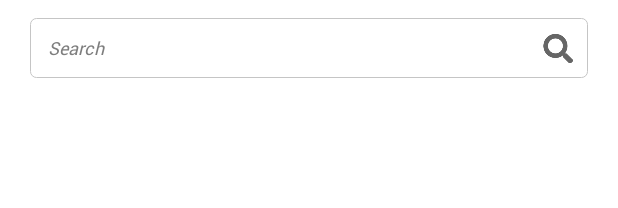
After one commit to yuzutaru/GithubProfile-dagger-Coroutines, an Android app: the layout fragment_main_menu.xml on its own in the app's theme, with its tools: preview values and no code run, on a phone screen of 412 x 824 dp. The commit adds this screen. Shown: the top 208 px of the screen. Run offline under Robolectric (Android 15) with nearby library versions, the phone set to English and light mode, and no system bars.

Commit message:
add jetpack navigation component. link navigation to MainMenuFragment.kt

```diff
--- a/app/build.gradle
+++ b/app/build.gradle
@@ -71,7 +71,10 @@ dependencies {
 
     //Room
     def room_version = "2.4.3"
-
     implementation "androidx.room:room-runtime:$room_version"
     annotationProcessor "androidx.room:room-compiler:$room_version"
+
+    //Navigation
+    implementation 'androidx.navigation:navigation-fragment-ktx:2.5.2'
+    implementation 'androidx.navigation:navigation-ui-ktx:2.5.2'
 }
--- /dev/null
+++ b/app/src/main/res/layout/fragment_main_menu.xml
@@ -0,0 +1,61 @@
+<?xml version="1.0" encoding="utf-8"?>
+<LinearLayout xmlns:android="http://schemas.android.com/apk/res/android"
+    xmlns:app="http://schemas.android.com/apk/res-auto"
+    android:layout_width="match_parent"
+    android:layout_height="match_parent">
+
+    <androidx.appcompat.widget.Toolbar
+        android:id="@+id/toolbar"
+        android:layout_width="match_parent"
+        android:layout_height="?attr/actionBarSize"
+        android:background="@color/white"
+        app:layout_constraintTop_toTopOf="parent"
+        app:layout_constraintStart_toStartOf="parent"
+        app:layout_constraintEnd_toEndOf="parent"
+        android:layout_marginTop="4dp">
+
+        <RelativeLayout
+            android:layout_width="match_parent"
+            android:layout_height="40dp"
+            android:gravity="center_vertical"
+            android:layout_marginHorizontal="20dp">
+
+            <EditText
+                android:id="@+id/search"
+                android:layout_width="match_parent"
+                android:layout_height="match_parent"
+                android:hint="@string/search_hint"
+                android:singleLine="true"
+                android:textColorHint="@color/md_white_100"
+                android:inputType="text"
+                android:imeOptions="actionUnspecified"
+                style="@style/EditTextCustom"
+                android:paddingStart="12dp"
+                android:paddingEnd="54dp"
+                android:layout_centerVertical="true"
+                android:importantForAutofill="no"
+                android:visibility="visible"/>
+
+            <TextView
+                android:id="@+id/title"
+                android:layout_width="wrap_content"
+                android:layout_height="wrap_content"
+                android:textColor="@color/black"
+                android:textSize="16sp"
+                android:text="@string/app_name"
+                android:paddingStart="4dp"
+                android:paddingEnd="8dp"
+                android:layout_centerVertical="true"
+                android:visibility="gone"/>
+
+            <ImageView
+                android:layout_width="wrap_content"
+                android:layout_height="match_parent"
+                android:src="@drawable/ic_search_left"
+                android:layout_centerVertical="true"
+                android:layout_alignParentEnd="true"
+                android:layout_marginEnd="10dp"
+                android:contentDescription="@string/search_icon" />
+        </RelativeLayout>
+    </androidx.appcompat.widget.Toolbar>
+</LinearLayout>
```
Also changed, not shown: app/src/main/java/com/yuzu/githubprofile_dagger_coroutines/view/MainMenuFragment.kt (+16 -0 lines), app/src/main/res/layout/activity_main.xml (+9 -11 lines), app/src/main/res/navigation/navigation.xml (added, +29 -0 lines).
